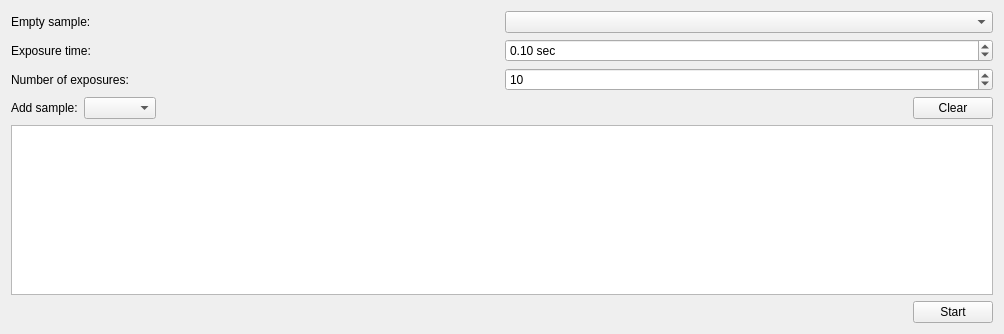
The window that cct/qtgui/measurement/transmission/transmission.ui (awacha/cct) describes before a commit, drawn with Qt 5.
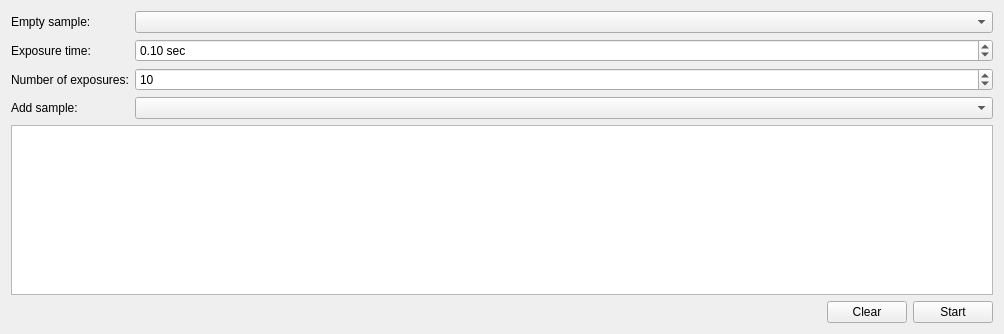
The same window after the commit. Icons and pictures are not drawn.

Commit message: UI tuning in transmission and capillary measurement tools

Patch:
```diff
--- a/cct/qtgui/measurement/transmission/transmission.ui
+++ b/cct/qtgui/measurement/transmission/transmission.ui
@@ -19,20 +19,7 @@
   </property>
   <layout class="QVBoxLayout" name="verticalLayout">
    <item>
-    <widget class="QWidget" name="entryWidget" native="true">
-     <layout class="QGridLayout" name="gridLayout_2">
-      <property name="leftMargin">
-       <number>0</number>
-      </property>
-      <property name="topMargin">
-       <number>0</number>
-      </property>
-      <property name="rightMargin">
-       <number>0</number>
-      </property>
-      <property name="bottomMargin">
-       <number>0</number>
-      </property>
+    <layout class="QFormLayout" name="formLayout">
       <item row="0" column="0">
        <widget class="QLabel" name="label">
         <property name="text">
@@ -40,6 +27,23 @@
         </property>
        </widget>
       </item>
+     <item row="0" column="1">
+      <widget class="QComboBox" name="emptyNameComboBox">
+       <property name="sizePolicy">
+        <sizepolicy hsizetype="Preferred" vsizetype="Fixed">
+         <horstretch>1</horstretch>
+         <verstretch>0</verstretch>
+        </sizepolicy>
+       </property>
+      </widget>
+     </item>
+     <item row="1" column="0">
+      <widget class="QLabel" name="label_2">
+       <property name="text">
+        <string>Exposure time:</string>
+       </property>
+      </widget>
+     </item>
       <item row="1" column="1">
        <widget class="QDoubleSpinBox" name="expTimeDoubleSpinBox">
         <property name="sizePolicy">
@@ -72,23 +76,6 @@
         </property>
        </widget>
       </item>
-      <item row="1" column="0">
-       <widget class="QLabel" name="label_2">
-        <property name="text">
-         <string>Exposure time:</string>
-        </property>
-       </widget>
-      </item>
-      <item row="0" column="1">
-       <widget class="QComboBox" name="emptyNameComboBox">
-        <property name="sizePolicy">
-         <sizepolicy hsizetype="Preferred" vsizetype="Fixed">
-          <horstretch>1</horstretch>
-          <verstretch>0</verstretch>
-         </sizepolicy>
-        </property>
-       </widget>
-      </item>
       <item row="2" column="1">
        <widget class="QSpinBox" name="nImagesSpinBox">
         <property name="sizePolicy">
@@ -108,16 +95,14 @@
         </property>
        </widget>
       </item>
-      <item row="3" column="0" colspan="2">
-       <layout class="QHBoxLayout" name="horizontalLayout">
-        <item>
+     <item row="3" column="0">
          <widget class="QLabel" name="label_4">
           <property name="text">
            <string>Add sample:</string>
           </property>
          </widget>
         </item>
-        <item>
+     <item row="3" column="1">
          <widget class="QComboBox" name="sampleNameComboBox">
           <property name="sizePolicy">
            <sizepolicy hsizetype="Preferred" vsizetype="Fixed">
@@ -127,33 +112,9 @@
           </property>
          </widget>
         </item>
-        <item>
-         <spacer name="horizontalSpacer_2">
-          <property name="orientation">
-           <enum>Qt::Horizontal</enum>
-          </property>
-          <property name="sizeHint" stdset="0">
-           <size>
-            <width>20</width>
-            <height>20</height>
-           </size>
-          </property>
-         </spacer>
-        </item>
-        <item>
-         <widget class="QPushButton" name="cleanTablePushButton">
-          <property name="text">
-           <string>Clear</string>
-          </property>
-          <property name="icon">
-           <iconset theme="edit-clear">
-            <normaloff>.</normaloff>.</iconset>
-          </property>
-         </widget>
-        </item>
-       </layout>
-      </item>
-      <item row="4" column="0" colspan="2">
+    </layout>
+   </item>
+   <item>
        <widget class="QTreeView" name="treeView">
         <property name="sizePolicy">
          <sizepolicy hsizetype="MinimumExpanding" vsizetype="Expanding">
@@ -181,9 +142,6 @@
         </property>
        </widget>
       </item>
-     </layout>
-    </widget>
-   </item>
    <item>
     <layout class="QHBoxLayout" name="horizontalLayout_2">
      <item>
@@ -199,6 +157,17 @@
        </property>
       </spacer>
      </item>
+     <item>
+      <widget class="QPushButton" name="cleanTablePushButton">
+       <property name="text">
+        <string>Clear</string>
+       </property>
+       <property name="icon">
+        <iconset theme="edit-clear">
+         <normaloff>.</normaloff>.</iconset>
+       </property>
+      </widget>
+     </item>
      <item>
       <widget class="QPushButton" name="startPushButton">
        <property name="sizePolicy">
```
Left out of the diff: 2 changed lines with no effect on the pictures. Lines whose indentation alone changed are shown as unchanged. The commit also changes 3 other files.
